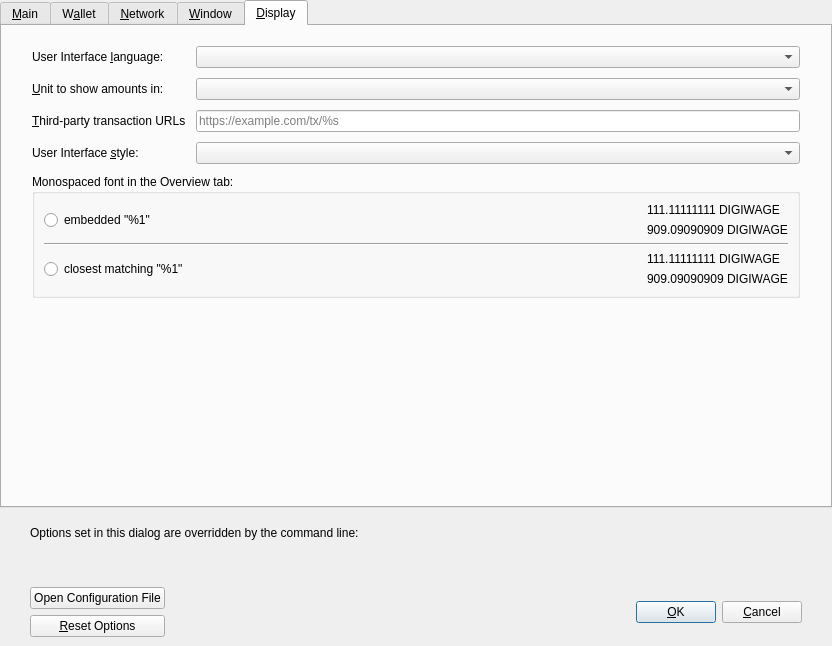
Old version of the form src/qt/forms/optionsdialog.ui in the repository digiwage/digiwage.
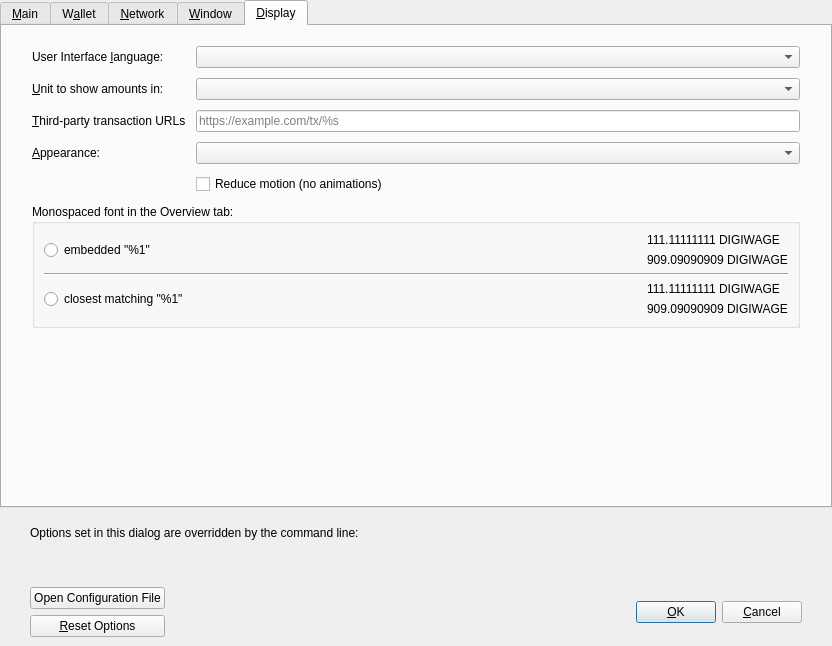
New version of the form. The open tabs and pages were chosen to show the change. Custom widgets are drawn as their Qt base class.

```diff
--- a/src/qt/forms/optionsdialog.ui
+++ b/src/qt/forms/optionsdialog.ui
@@ -993,7 +993,7 @@
          <item row="3" column="0">
           <widget class="QLabel" name="themeLabel">
            <property name="text">
-            <string>User Interface &amp;style:</string>
+            <string>&amp;Appearance:</string>
            </property>
            <property name="textFormat">
             <enum>Qt::PlainText</enum>
@@ -1006,7 +1006,14 @@
          <item row="3" column="1">
           <widget class="QValueComboBox" name="theme">
            <property name="toolTip">
-            <string>The user interface style can be set here. This setting will take effect after restarting %1.</string>
+            <string>Switch between the Dark and Light look. Applies immediately.</string>
+           </property>
+          </widget>
+         </item>
+         <item row="4" column="1">
+          <widget class="QCheckBox" name="reduceMotion">
+           <property name="text">
+            <string>Reduce motion (no animations)</string>
            </property>
           </widget>
          </item>
```
Left out of the diff: 2 changed lines with no effect on the pictures.
